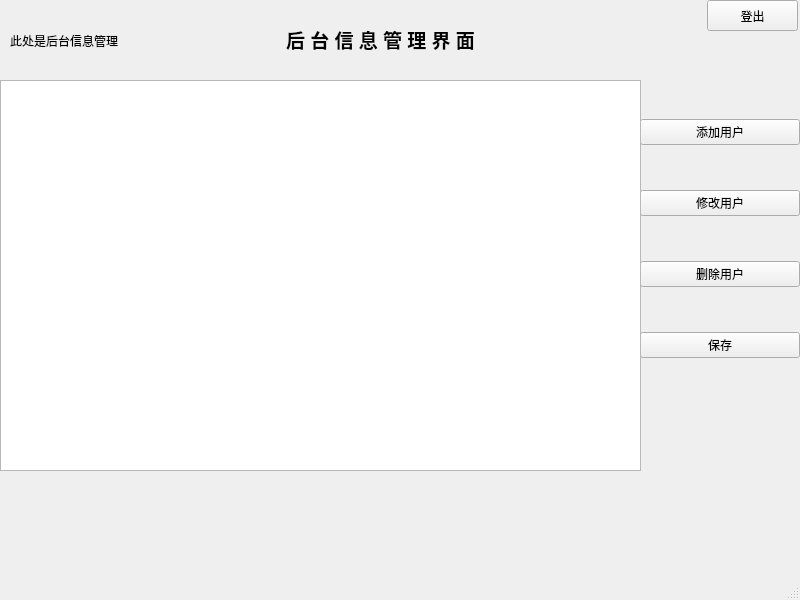
Qt form CDSignInSystem/backend.ui (ClearDewy/CDSignInSystem) before a commit.
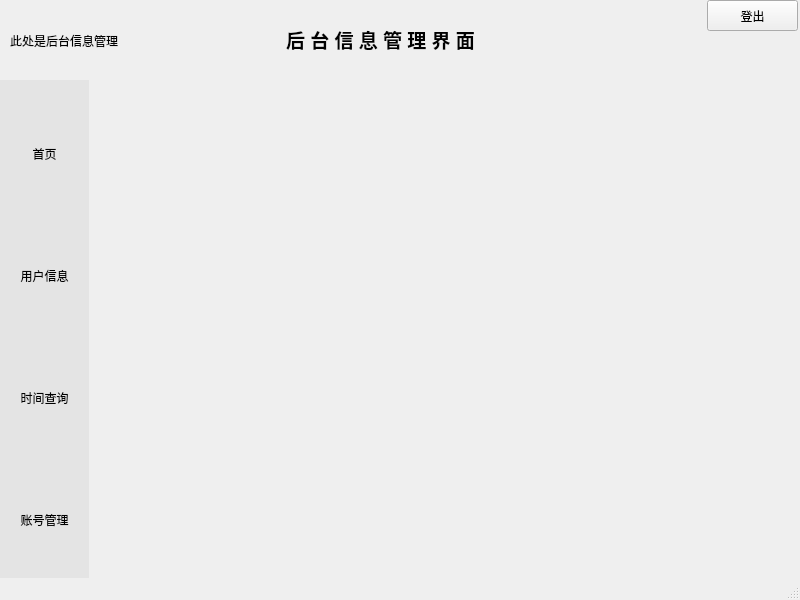
The same form after that commit.

```diff
--- a/CDSignInSystem/backend.ui
+++ b/CDSignInSystem/backend.ui
@@ -27,46 +27,6 @@
      <string>此处是后台信息管理</string>
     </property>
    </widget>
-   <widget class="QWidget" name="verticalLayoutWidget">
-    <property name="geometry">
-     <rect>
-      <x>640</x>
-      <y>80</y>
-      <width>160</width>
-      <height>321</height>
-     </rect>
-    </property>
-    <layout class="QVBoxLayout" name="verticalLayout">
-     <item>
-      <widget class="QPushButton" name="addButton">
-       <property name="text">
-        <string>添加用户</string>
-       </property>
-      </widget>
-     </item>
-     <item>
-      <widget class="QPushButton" name="updateUserButton">
-       <property name="text">
-        <string>修改用户</string>
-       </property>
-      </widget>
-     </item>
-     <item>
-      <widget class="QPushButton" name="deleteUserButton">
-       <property name="text">
-        <string>删除用户</string>
-       </property>
-      </widget>
-     </item>
-     <item>
-      <widget class="QPushButton" name="saveButton">
-       <property name="text">
-        <string>保存</string>
-       </property>
-      </widget>
-     </item>
-    </layout>
-   </widget>
    <widget class="QWidget" name="verticalLayoutWidget_2">
     <property name="geometry">
      <rect>
@@ -86,19 +46,6 @@
      </item>
     </layout>
    </widget>
-   <widget class="QTableView" name="userView">
-    <property name="geometry">
-     <rect>
-      <x>0</x>
-      <y>80</y>
-      <width>641</width>
-      <height>391</height>
-     </rect>
-    </property>
-    <property name="editTriggers">
-     <set>QAbstractItemView::NoEditTriggers</set>
-    </property>
-   </widget>
    <widget class="QPushButton" name="LogOut">
     <property name="geometry">
      <rect>
@@ -112,16 +59,236 @@
      <string>登出</string>
     </property>
    </widget>
-  </widget>
-  <widget class="QMenuBar" name="menubar">
-   <property name="geometry">
-    <rect>
-     <x>0</x>
-     <y>0</y>
-     <width>800</width>
-     <height>26</height>
-    </rect>
-   </property>
+   <widget class="QWidget" name="widget" native="true">
+    <property name="geometry">
+     <rect>
+      <x>0</x>
+      <y>80</y>
+      <width>801</width>
+      <height>521</height>
+     </rect>
+    </property>
+    <layout class="QGridLayout" name="gridLayout_2">
+     <property name="leftMargin">
+      <number>0</number>
+     </property>
+     <property name="topMargin">
+      <number>0</number>
+     </property>
+     <property name="rightMargin">
+      <number>0</number>
+     </property>
+     <property name="bottomMargin">
+      <number>0</number>
+     </property>
+     <property name="spacing">
+      <number>0</number>
+     </property>
+     <item row="0" column="0">
+      <widget class="QWidget" name="sideBar" native="true">
+       <property name="styleSheet">
+        <string notr="true">QWidget{
+	background-color: rgb(228, 228, 228);  /* 设置背景色为灰色 */
+}</string>
+       </property>
+       <layout class="QGridLayout" name="gridLayout">
+        <property name="leftMargin">
+         <number>0</number>
+        </property>
+        <property name="topMargin">
+         <number>0</number>
+        </property>
+        <property name="rightMargin">
+         <number>0</number>
+        </property>
+        <property name="bottomMargin">
+         <number>0</number>
+        </property>
+        <property name="spacing">
+         <number>0</number>
+        </property>
+        <item row="0" column="0">
+         <widget class="QToolButton" name="homeButton">
+          <property name="styleSheet">
+           <string notr="true">QToolButton{   
+	border-top: 3px outset transparent;           /* 上边框宽度3像素、突出显示、颜色为透明 */
+	border-bottom: 7px outset transparent;
+	border-right: 3px outset transparent;
+	border-left: 3px outset transparent;
+    min-width: 80px;                            /* 控件最小宽度 */
+    min-height: 80px;
+	background-color: rgb(228, 228, 228);
+}
+
+/* 鼠标悬停 */
+QToolButton:hover{
+	background-color: rgb(205, 205, 205);
+}
+
+/* 点击和按下 */
+QToolButton:pressed,QToolButton:checked{
+	border-left: 3px outset rgb(93, 95, 97);  /* 左边框宽度3像素、突出显示、颜色为深深灰 */
+	background-color: rgb(246, 246, 246);	
+}
+
+QPushButton:default {
+    border-color: navy; /* make the default button prominent */
+}</string>
+          </property>
+          <property name="text">
+           <string>首页</string>
+          </property>
+          <property name="checkable">
+           <bool>true</bool>
+          </property>
+          <property name="autoExclusive">
+           <bool>true</bool>
+          </property>
+          <property name="toolButtonStyle">
+           <enum>Qt::ToolButtonTextUnderIcon</enum>
+          </property>
+         </widget>
+        </item>
+        <item row="1" column="0">
+         <widget class="QToolButton" name="userButton">
+          <property name="styleSheet">
+           <string notr="true">QToolButton{   
+	border-top: 3px outset transparent;           /* 上边框宽度3像素、突出显示、颜色为透明 */
+	border-bottom: 7px outset transparent;
+	border-right: 3px outset transparent;
+	border-left: 3px outset transparent;
+    min-width: 80px;                            /* 控件最小宽度 */
+    min-height: 80px;
+	background-color: rgb(228, 228, 228);
+}
+
+/* 鼠标悬停 */
+QToolButton:hover{
+	background-color: rgb(205, 205, 205);
+}
+
+/* 点击和按下 */
+QToolButton:pressed,QToolButton:checked{
+	border-left: 3px outset rgb(93, 95, 97);  /* 左边框宽度3像素、突出显示、颜色为深深灰 */
+	background-color: rgb(246, 246, 246);	
+}
+
+QPushButton:default {
+    border-color: navy; /* make the default button prominent */
+}</string>
+          </property>
+          <property name="text">
+           <string>用户信息</string>
+          </property>
+          <property name="checkable">
+           <bool>true</bool>
+          </property>
+          <property name="autoExclusive">
+           <bool>true</bool>
+          </property>
+          <property name="toolButtonStyle">
+           <enum>Qt::ToolButtonTextUnderIcon</enum>
+          </property>
+         </widget>
+        </item>
+        <item row="2" column="0">
+         <widget class="QToolButton" name="timeButton">
+          <property name="styleSheet">
+           <string notr="true">QToolButton{   
+	border-top: 3px outset transparent;           /* 上边框宽度3像素、突出显示、颜色为透明 */
+	border-bottom: 7px outset transparent;
+	border-right: 3px outset transparent;
+	border-left: 3px outset transparent;
+    min-width: 80px;                            /* 控件最小宽度 */
+    min-height: 80px;
+	background-color: rgb(228, 228, 228);
+}
+
+/* 鼠标悬停 */
+QToolButton:hover{
+	background-color: rgb(205, 205, 205);
+}
+
+/* 点击和按下 */
+QToolButton:pressed,QToolButton:checked{
+	border-left: 3px outset rgb(93, 95, 97);  /* 左边框宽度3像素、突出显示、颜色为深深灰 */
+	background-color: rgb(246, 246, 246);	
+}
+
+QPushButton:default {
+    border-color: navy; /* make the default button prominent */
+}</string>
+          </property>
+          <property name="text">
+           <string>时间查询</string>
+          </property>
+          <property name="checkable">
+           <bool>true</bool>
+          </property>
+          <property name="autoExclusive">
+           <bool>true</bool>
+          </property>
+          <property name="toolButtonStyle">
+           <enum>Qt::ToolButtonTextUnderIcon</enum>
+          </property>
+         </widget>
+        </item>
+        <item row="3" column="0">
+         <widget class="QToolButton" name="accountButton">
+          <property name="styleSheet">
+           <string notr="true">QToolButton{   
+	border-top: 3px outset transparent;           /* 上边框宽度3像素、突出显示、颜色为透明 */
+	border-bottom: 7px outset transparent;
+	border-right: 3px outset transparent;
+	border-left: 3px outset transparent;
+    min-width: 80px;                            /* 控件最小宽度 */
+    min-height: 80px;
+	background-color: rgb(228, 228, 228);
+}
+
+/* 鼠标悬停 */
+QToolButton:hover{
+	background-color: rgb(205, 205, 205);
+}
+
+/* 点击和按下 */
+QToolButton:pressed,QToolButton:checked{
+	border-left: 3px outset rgb(93, 95, 97);  /* 左边框宽度3像素、突出显示、颜色为深深灰 */
+	background-color: rgb(246, 246, 246);	
+}
+
+QPushButton:default {
+    border-color: navy; /* make the default button prominent */
+}</string>
+          </property>
+          <property name="text">
+           <string>账号管理</string>
+          </property>
+          <property name="checkable">
+           <bool>true</bool>
+          </property>
+          <property name="autoExclusive">
+           <bool>true</bool>
+          </property>
+          <property name="toolButtonStyle">
+           <enum>Qt::ToolButtonTextUnderIcon</enum>
+          </property>
+         </widget>
+        </item>
+       </layout>
+      </widget>
+     </item>
+     <item row="0" column="1">
+      <widget class="QStackedWidget" name="stackedWidget">
+       <property name="currentIndex">
+        <number>0</number>
+       </property>
+       <widget class="QWidget" name="page"/>
+       <widget class="QWidget" name="page_2"/>
+      </widget>
+     </item>
+    </layout>
+   </widget>
   </widget>
   <widget class="QStatusBar" name="statusbar"/>
  </widget>
```
